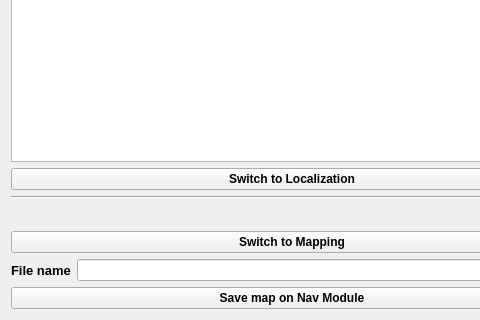
Old version of the form rr_viz/src/rr_viz/widgets/mission_dashboard/mapping/slam_supervisor.ui in the repository Ross-Robotics/rr_viz; both pictures show x 0 to 480 and y 332 to 652 of the 602 by 652 pixel window.
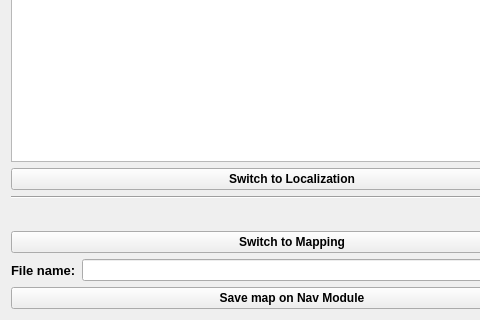
New version of the form. Custom widgets are drawn as their Qt base class.

Commit message: add in clear file name if save is sucessful

What changed in the file:
```diff
--- a/rr_viz/src/rr_viz/widgets/mission_dashboard/mapping/slam_supervisor.ui
+++ b/rr_viz/src/rr_viz/widgets/mission_dashboard/mapping/slam_supervisor.ui
@@ -228,7 +228,7 @@
                 </font>
                </property>
                <property name="text">
-                <string>File name</string>
+                <string>File name:</string>
                </property>
               </widget>
              </item>
```
The commit also changes 1 other file.
